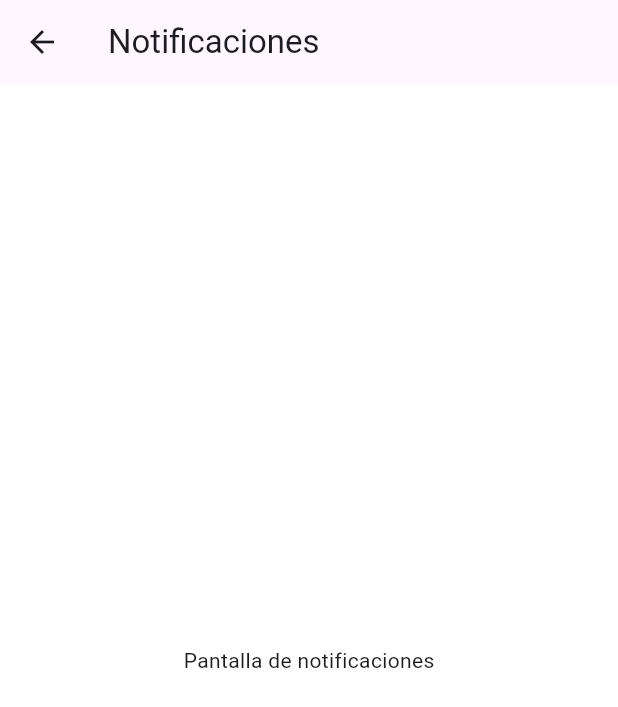
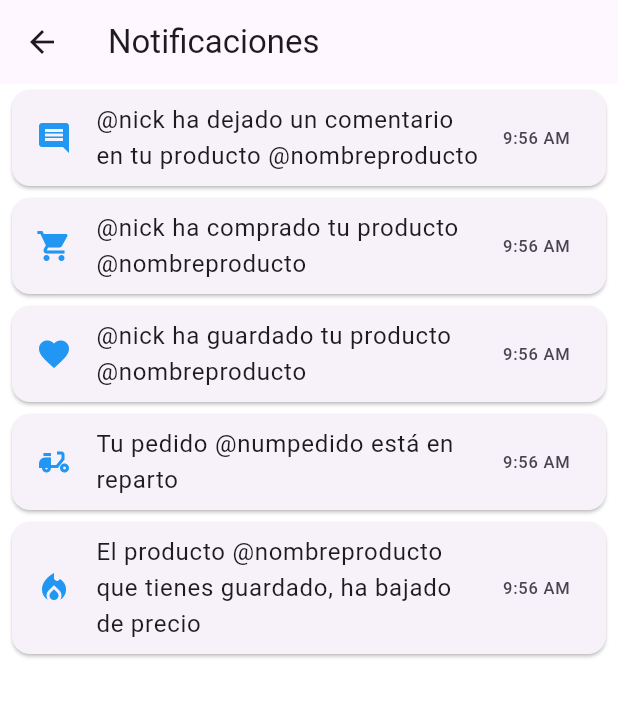
Before and after one commit to Sailok25/neomarket_flutter, a Flutter app: the NotificationsScreen screen opened by its route, on a phone screen of 412 x 824 dp. Shown: the top 707 px of the screen. Run offline on Flutter 3.47's test engine with Material 3 defaults, Android fonts, the phone set to English and light mode, and no system bars; our stand-ins replace image_picker; missing offline and left inert: bcrypt, mysql_client.

Commit message:
mejors al aspecto de las apps

```diff
--- a/lib/notifications_screen.dart
+++ b/lib/notifications_screen.dart
@@ -1,12 +1,57 @@
 import 'package:flutter/material.dart';
 
 class NotificationsScreen extends StatelessWidget {
+  // Sample data for notifications
+  final List<Map<String, dynamic>> notifications = [
+    {
+      'type': 'comment',
+      'icon': Icons.comment,
+      'message': '@nick ha dejado un comentario en tu producto @nombreproducto',
+      'time': '9:56 AM',
+    },
+    {
+      'type': 'purchase',
+      'icon': Icons.shopping_cart,
+      'message': '@nick ha comprado tu producto @nombreproducto',
+      'time': '9:56 AM',
+    },
+    {
+      'type': 'saved',
+      'icon': Icons.favorite,
+      'message': '@nick ha guardado tu producto @nombreproducto',
+      'time': '9:56 AM',
+    },
+    {
+      'type': 'delivery',
+      'icon': Icons.delivery_dining,
+      'message': 'Tu pedido @numpedido está en reparto',
+      'time': '9:56 AM',
+    },
+    {
+      'type': 'discount',
+      'icon': Icons.local_fire_department,
+      'message': 'El producto @nombreproducto que tienes guardado, ha bajado de precio',
+      'time': '9:56 AM',
+    },
+  ];
+
   @override
   Widget build(BuildContext context) {
     return Scaffold(
       appBar: AppBar(title: Text('Notificaciones')),
-      body: Center(
-        child: Text('Pantalla de notificaciones'),
+      body: ListView.builder(
+        itemCount: notifications.length,
+        itemBuilder: (context, index) {
+          final notification = notifications[index];
+          return Card(
+            margin: EdgeInsets.symmetric(vertical: 4, horizontal: 8),
+            child: ListTile(
+              leading: Icon(notification['icon'], color: Colors.blue),
+              title: Text(notification['message']),
+              trailing: Text(notification['time']),
+            ),
+          );
+        },
       ),
     );
   }
```
Also changed, not shown: lib/cart_screen.dart (+22 -6 lines), lib/profile_screen.dart (+59 -3 lines).
